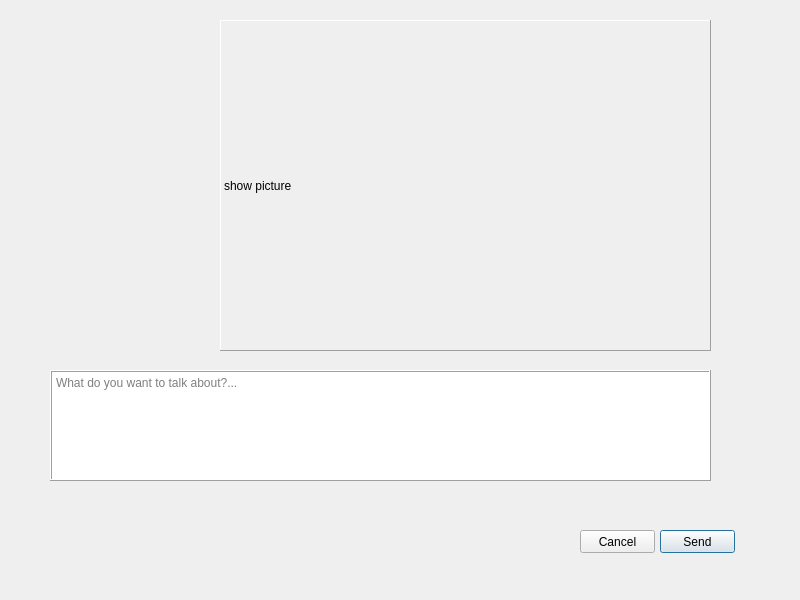
Before: the Qt Designer form newpost.ui in f8477/AP_prj_phase2, drawn with Qt 5.
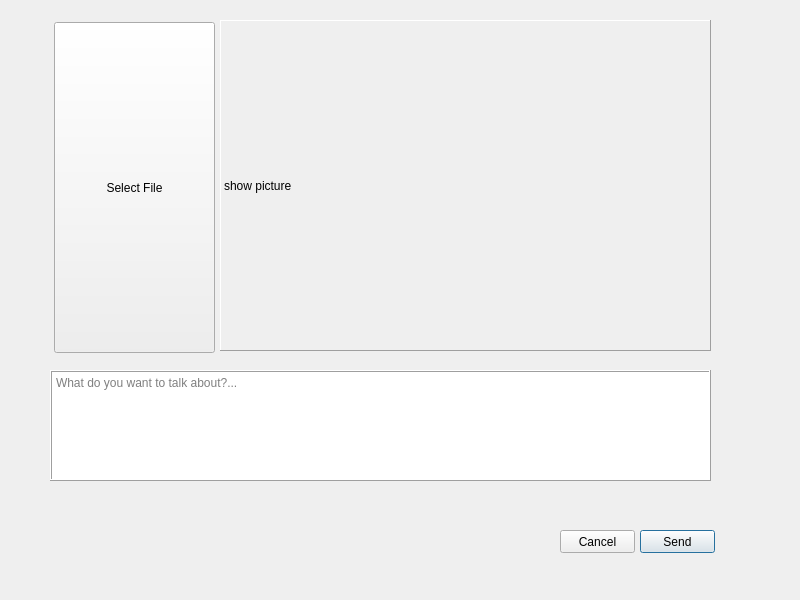
After: the same form once the commit is applied.

Diff of the .ui file:
```diff
--- a/newpost.ui
+++ b/newpost.ui
@@ -19,7 +19,7 @@
   <widget class="QPushButton" name="pushButton">
    <property name="geometry">
     <rect>
-     <x>660</x>
+     <x>640</x>
      <y>530</y>
      <width>75</width>
      <height>23</height>
@@ -32,7 +32,7 @@
   <widget class="QPushButton" name="pushButton_2">
    <property name="geometry">
     <rect>
-     <x>580</x>
+     <x>560</x>
      <y>530</y>
      <width>75</width>
      <height>23</height>
@@ -89,6 +89,22 @@
     <string>show picture</string>
    </property>
   </widget>
+  <widget class="QPushButton" name="pushButton_3">
+   <property name="geometry">
+    <rect>
+     <x>54</x>
+     <y>22</y>
+     <width>161</width>
+     <height>331</height>
+    </rect>
+   </property>
+   <property name="styleSheet">
+    <string notr="true">font: 14pt &quot;MS Shell Dlg 2&quot;;</string>
+   </property>
+   <property name="text">
+    <string>Select File</string>
+   </property>
+  </widget>
  </widget>
  <resources/>
  <connections/>
```
